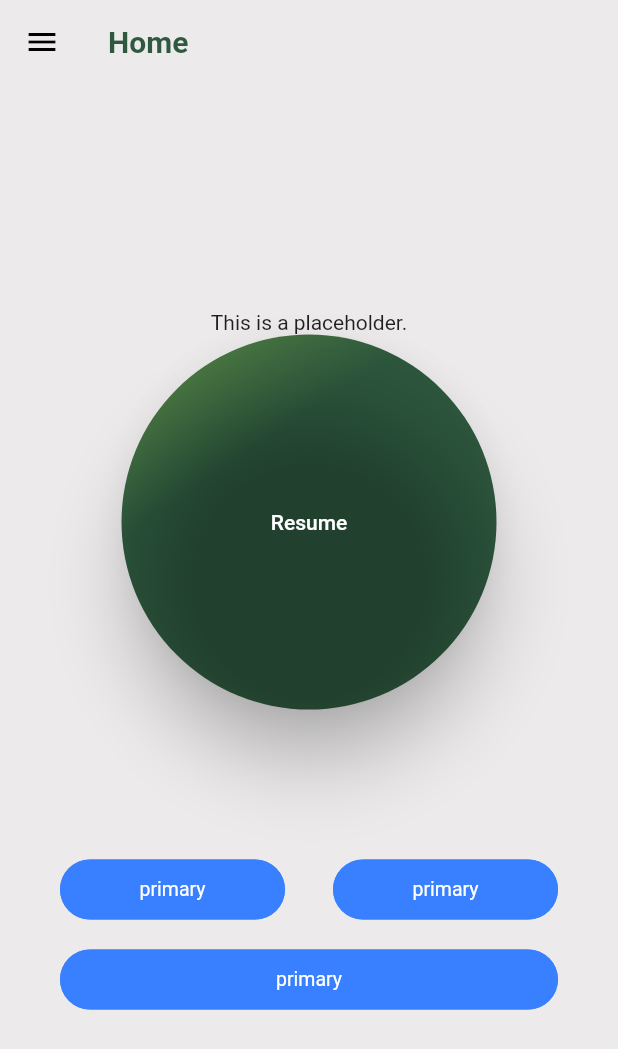
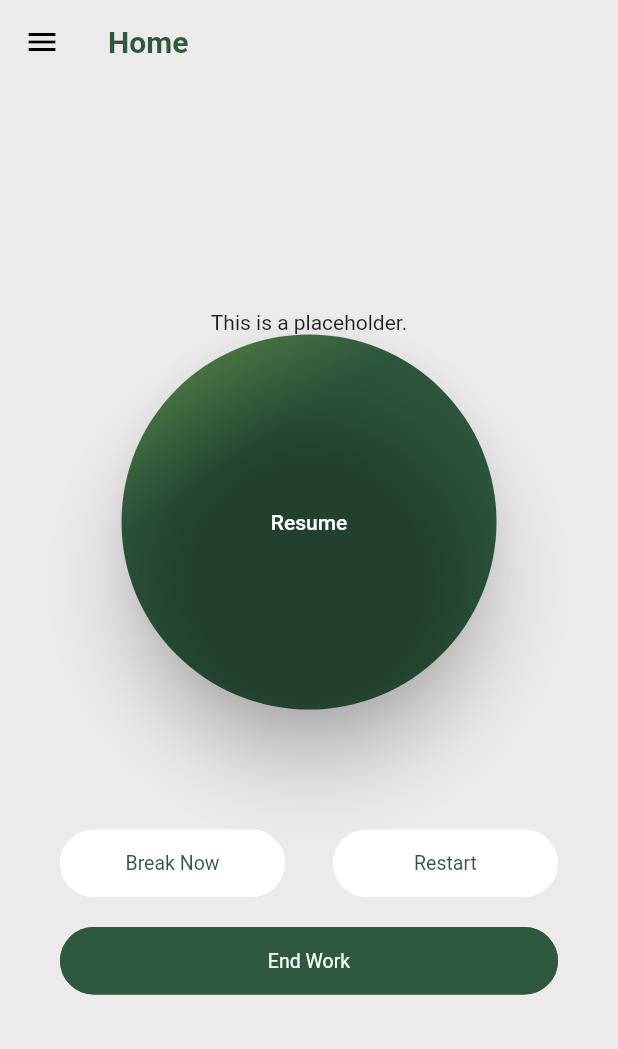
Before and after one commit to GSC-2023/Flutter_App, a Flutter app: the screen it shows after launch, after a tap on "Begin Work", on a phone screen of 412 x 824 dp. Shown: the top 1049 px of the screen. Run offline on Flutter 3.47's test engine with Material 2 defaults, Android fonts, the phone set to English and light mode, and no system bars; drawn by our look-alikes of getwidget.

Commit message:
chore: style buttons in running page

```diff
--- a/break_app/lib/screens/home_button.dart
+++ b/break_app/lib/screens/home_button.dart
@@ -6,7 +6,7 @@ class HomeButton extends StatelessWidget{
   @override
   Widget build(BuildContext context){
     return Container(
-      padding: const EdgeInsets.fromLTRB(40, 50, 40, 0),
+      padding: const EdgeInsets.fromLTRB(40, 30, 40, 0),
       width: double.infinity,
       height: 300,
       child: Column(
@@ -16,20 +16,24 @@ class HomeButton extends StatelessWidget{
             children: [
             Container(
               width: 150,
-              height: 40,
+              height: 45,
               child: GFButton(
                 onPressed: (){},
-                text:"primary",
+                text:"Break Now",
+                textColor: DarkGreen,
                 shape: GFButtonShape.pills,
+                color: White,
               ),
             ),
             Container(
               width: 150,
-              height: 40,
+              height: 45,
               child: GFButton(
                 onPressed: (){},
-                text:"primary",
+                text:"Restart",
+                textColor: DarkGreen,
                 shape: GFButtonShape.pills,
+                color: White,
               ),
             ),
           ],),
@@ -38,11 +42,13 @@ class HomeButton extends StatelessWidget{
             padding: const EdgeInsets.fromLTRB(0, 20, 0, 0),
             child:
               Container(
-                height: 40,
+                height: 45,
                 child: GFButton(
                 onPressed: (){},
-                text:"primary",
+                text:"End Work",
+                textColor: White,
                 shape: GFButtonShape.pills,
+                color: DarkGreen,
                 ),
               ),
           ),
```
